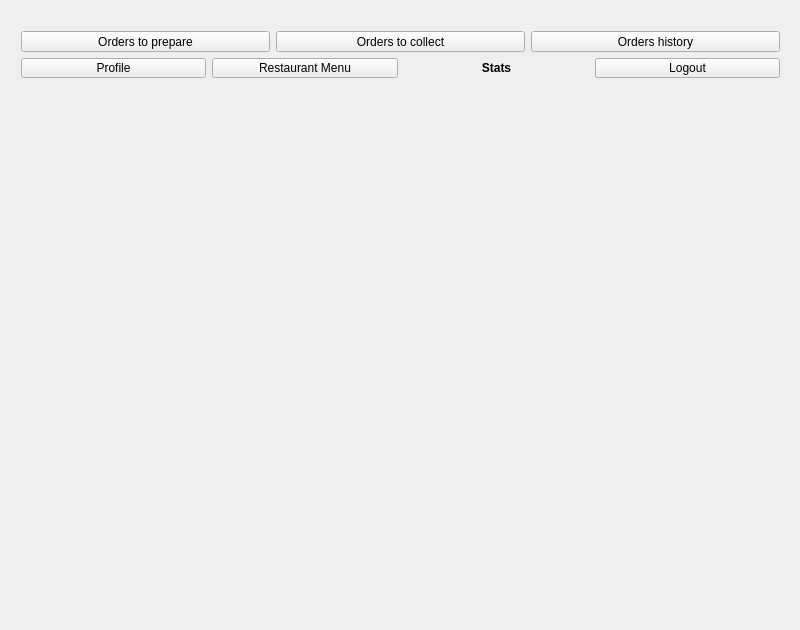
First picture: the form in src/Client/Client/RestaurantGUI.ui, repository DanieleAmenta/APL-DinerHub-2021-2022, before the edit.
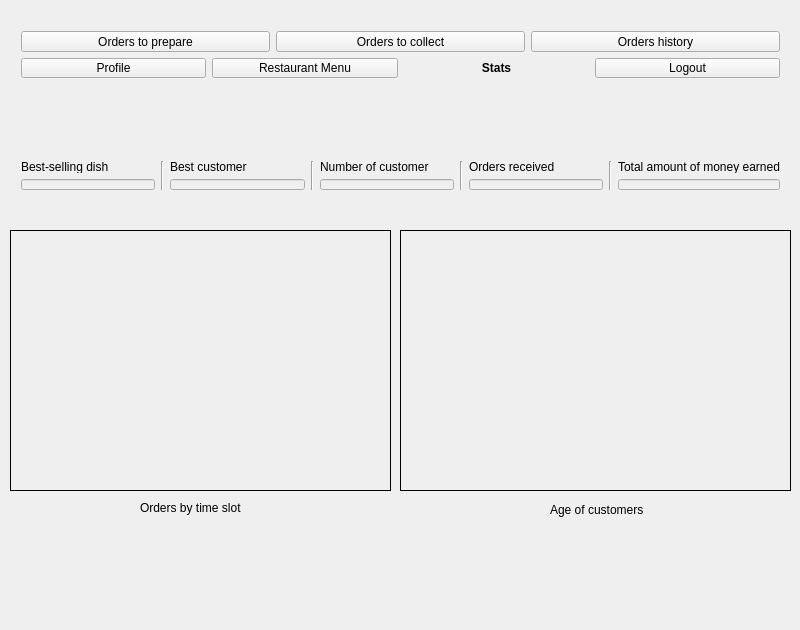
Second picture: the form after the edit. The open tabs and pages were chosen to show the change. Icons and pictures are not drawn.

What changed in the file:
```diff
--- a/src/Client/Client/RestaurantGUI.ui
+++ b/src/Client/Client/RestaurantGUI.ui
@@ -1143,6 +1143,194 @@
       </item>
      </layout>
     </widget>
+    <widget class="QLabel" name="plotOrdersForHourRestaurant">
+     <property name="geometry">
+      <rect>
+       <x>0</x>
+       <y>220</y>
+       <width>381</width>
+       <height>261</height>
+      </rect>
+     </property>
+     <property name="frameShape">
+      <enum>QFrame::Box</enum>
+     </property>
+     <property name="text">
+      <string/>
+     </property>
+    </widget>
+    <widget class="QLabel" name="plotAgeRestaurant">
+     <property name="geometry">
+      <rect>
+       <x>390</x>
+       <y>220</y>
+       <width>391</width>
+       <height>261</height>
+      </rect>
+     </property>
+     <property name="frameShape">
+      <enum>QFrame::Box</enum>
+     </property>
+     <property name="text">
+      <string/>
+     </property>
+    </widget>
+    <widget class="QLabel" name="label">
+     <property name="geometry">
+      <rect>
+       <x>130</x>
+       <y>490</y>
+       <width>111</width>
+       <height>16</height>
+      </rect>
+     </property>
+     <property name="text">
+      <string>Orders by time slot</string>
+     </property>
+    </widget>
+    <widget class="QLabel" name="label_2">
+     <property name="geometry">
+      <rect>
+       <x>540</x>
+       <y>490</y>
+       <width>101</width>
+       <height>20</height>
+      </rect>
+     </property>
+     <property name="text">
+      <string>Age of customers</string>
+     </property>
+    </widget>
+    <widget class="QWidget" name="layoutWidget">
+     <property name="geometry">
+      <rect>
+       <x>0</x>
+       <y>140</y>
+       <width>781</width>
+       <height>51</height>
+      </rect>
+     </property>
+     <layout class="QHBoxLayout" name="horizontalLayout_13">
+      <item>
+       <layout class="QVBoxLayout" name="verticalLayout_13">
+        <item>
+         <widget class="QLabel" name="bestDishLabel">
+          <property name="text">
+           <string>Best-selling dish</string>
+          </property>
+         </widget>
+        </item>
+        <item>
+         <widget class="QLineEdit" name="bestDishLineEdit">
+          <property name="enabled">
+           <bool>false</bool>
+          </property>
+         </widget>
+        </item>
+       </layout>
+      </item>
+      <item>
+       <widget class="Line" name="line_8">
+        <property name="orientation">
+         <enum>Qt::Vertical</enum>
+        </property>
+       </widget>
+      </item>
+      <item>
+       <layout class="QVBoxLayout" name="verticalLayout_11">
+        <item>
+         <widget class="QLabel" name="bestCustomerLabel">
+          <property name="text">
+           <string>Best customer</string>
+          </property>
+         </widget>
+        </item>
+        <item>
+         <widget class="QLineEdit" name="bestCustomerLineEdit">
+          <property name="enabled">
+           <bool>false</bool>
+          </property>
+         </widget>
+        </item>
+       </layout>
+      </item>
+      <item>
+       <widget class="Line" name="line_9">
+        <property name="orientation">
+         <enum>Qt::Vertical</enum>
+        </property>
+       </widget>
+      </item>
+      <item>
+       <layout class="QVBoxLayout" name="verticalLayout_12">
+        <item>
+         <widget class="QLabel" name="customerLabel">
+          <property name="text">
+           <string>Number of customer</string>
+          </property>
+         </widget>
+        </item>
+        <item>
+         <widget class="QLineEdit" name="customerLineEdit">
+          <property name="enabled">
+           <bool>false</bool>
+          </property>
+         </widget>
+        </item>
+       </layout>
+      </item>
+      <item>
+       <widget class="Line" name="line_10">
+        <property name="orientation">
+         <enum>Qt::Vertical</enum>
+        </property>
+       </widget>
+      </item>
+      <item>
+       <layout class="QVBoxLayout" name="verticalLayout_9">
+        <item>
+         <widget class="QLabel" name="orderReceivedLabel">
+          <property name="text">
+           <string>Orders received</string>
+          </property>
+         </widget>
+        </item>
+        <item>
+         <widget class="QLineEdit" name="orderReceivedLineEdit">
+          <property name="enabled">
+           <bool>false</bool>
+          </property>
+         </widget>
+        </item>
+       </layout>
+      </item>
+      <item>
+       <widget class="Line" name="line_11">
+        <property name="orientation">
+         <enum>Qt::Vertical</enum>
+        </property>
+       </widget>
+      </item>
+      <item>
+       <layout class="QVBoxLayout" name="verticalLayout_10">
+        <item>
+         <widget class="QLabel" name="totalOrderLabel">
+          <property name="text">
+           <string>Total amount of money earned</string>
+          </property>
+         </widget>
+        </item>
+        <item>
+         <widget class="QLineEdit" name="totalOrderLineEdit">
+          <property name="enabled">
+           <bool>false</bool>
+          </property>
+         </widget>
+        </item>
+       </layout>
+      </item>
+     </layout>
+    </widget>
    </widget>
   </widget>
  </widget>
```
Left out of the diff: 4 changed lines with no effect on the pictures.
